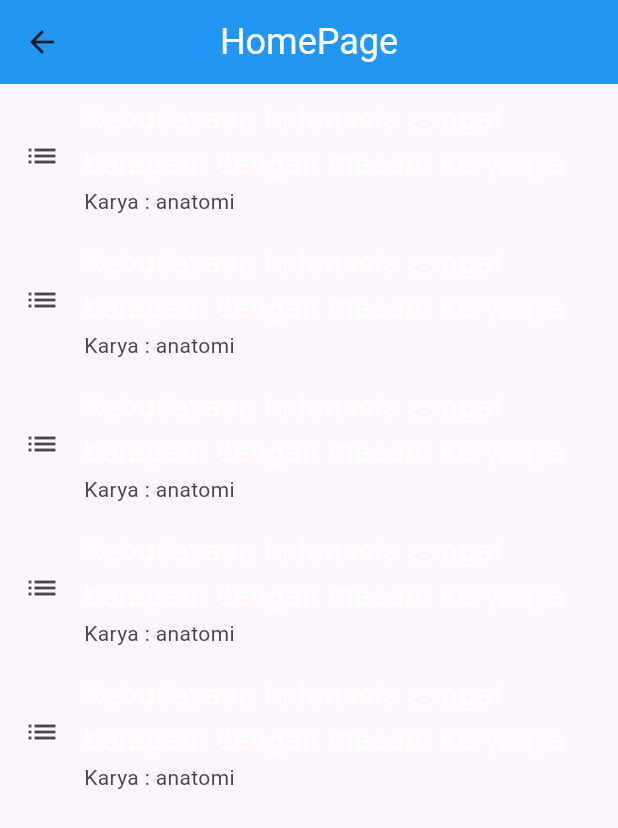
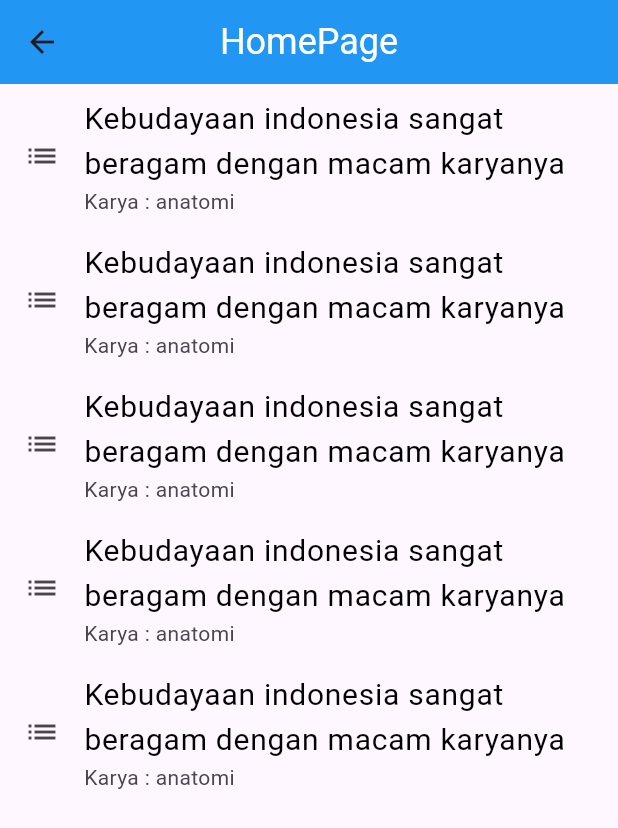
Before and after one commit to stingerf/ujian2, a Flutter app: the LastPage screen opened directly, on a phone screen of 412 x 824 dp. Shown: the top 828 px of the screen. Run offline on Flutter 3.47's test engine with Material 3 defaults, Android fonts, the light colour scheme and no system bars.

Commit message:
First Commit

```diff
--- a/lib/screen/last.dart
+++ b/lib/screen/last.dart
@@ -21,7 +21,7 @@ class LastPage extends StatelessWidget {
                 leading: const Icon(Icons.list),
                 title: Text(
                   "Kebudayaan indonesia sangat beragam dengan macam karyanya",
-                  style: TextStyle(fontSize: 20, color: Colors.white),
+                  style: TextStyle(fontSize: 20, color: Colors.black),
                 ),
                 subtitle: Text('Karya : anatomi'),
                 );
--- a/lib/screen/layar3.dart
+++ b/lib/screen/layar3.dart
@@ -20,8 +20,8 @@ class _LayartigaState extends State<Layartiga> {
         backgroundColor: Colors.blue,
         centerTitle: true,
       ),
-      body: Center(
-        child: Container(
+      body:
+         Container(
           child: Column(
             children: [
               TextFormField(
@@ -56,6 +56,7 @@ class _LayartigaState extends State<Layartiga> {
                     ),
                   ));
                 },
+                child: const Text('SHOW SNACK'),
               ),
               ElevatedButton(
                   onPressed: () {
@@ -66,7 +67,6 @@ class _LayartigaState extends State<Layartiga> {
             ],
           ),
         ),
-      ),
     );
   }
 }
```
